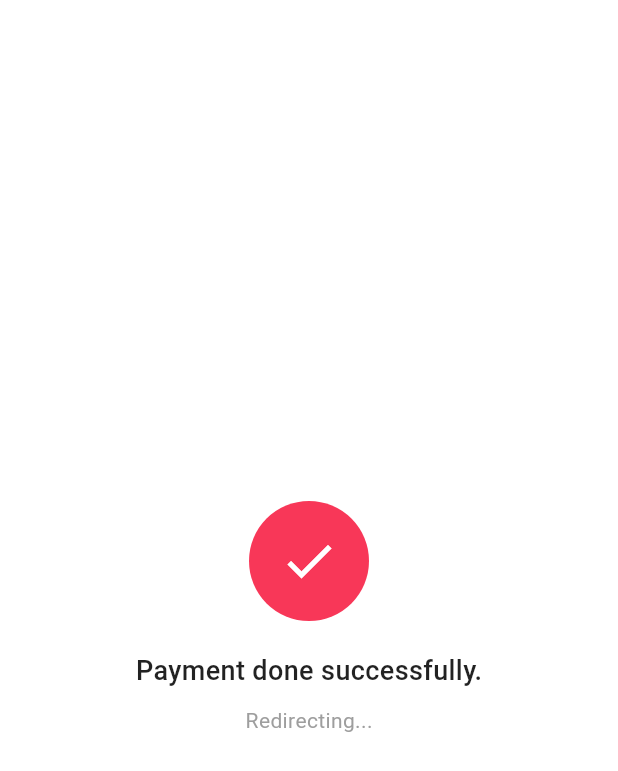
After one commit to m-nour-dev/P2P-Store, a Flutter app: the PaymentSuccessPage screen opened directly, on a phone screen of 412 x 824 dp. The commit adds this screen. Shown: the top 771 px of the screen. Run offline on Flutter 3.47's test engine with Material 3 defaults, Android fonts, the phone set to English and light mode, and no system bars; our stand-ins replace dio, flutter_bloc; missing offline and left inert: flutter_stripe; network calls fail.

Commit message:
Add_my_old_req

```diff
--- a/lib/core/constants/strip_keys.dart
+++ b/lib/core/constants/strip_keys.dart
@@ -0,0 +1,3 @@
+abstract class ApiKeys {
+
+}
--- a/lib/features/order/presentation/manager/product_state.dart
+++ b/lib/features/order/presentation/manager/product_state.dart
@@ -3,28 +3,24 @@ import 'package:p2p_store/features/order/data/models/product_model.dart';
 class ProductState {
   final List<ProductModel> products;
   final List<ProductModel> shopProducts;
-  final List<ProductModel> favoriteProducts;
+  final List<ProductModel> myOldRequests;
   final bool selected;
-  final bool favorite;
   ProductState({
-    required this.favoriteProducts,
+    required this.myOldRequests,
     required this.products,
     required this.shopProducts,
-    required this.favorite    ,
     required this.selected,
   });
 
   ProductState copyWith({
     List<ProductModel>? products,
-    List<ProductModel>? favoriteProducts,
     List<ProductModel>? shopProducts,
+    List<ProductModel>? myOldRequests,
     bool? selected,
-    bool? favorite,
   }) {
     return ProductState(
-      favoriteProducts: favoriteProducts ?? this.favoriteProducts,
+      myOldRequests: myOldRequests ?? this.myOldRequests,
       selected: selected ?? this.selected,
-      favorite: favorite ?? this.favorite ,
       products: products ?? this.products,
       shopProducts: shopProducts ?? this.shopProducts,
     );
--- a/lib/features/order/presentation/pages/checkout_page.dart
+++ b/lib/features/order/presentation/pages/checkout_page.dart
@@ -1,7 +1,6 @@
 import 'package:flutter/material.dart';
 import 'package:p2p_store/features/order/presentation/pages/product_list_page.dart';
 import 'package:p2p_store/features/order/presentation/pages/shoping_bag.dart';
-import 'package:p2p_store/features/order/presentation/widgets/add_new_adsress_widget.dart';
 import 'package:p2p_store/features/order/presentation/widgets/address_card_widget.dart';
 
 class CheckoutPage extends StatelessWidget {
@@ -32,10 +31,6 @@ class CheckoutPage extends StatelessWidget {
             Row(
               children: [
                 Expanded(child: Row(children: [AddressCardWidget()])),
-                Row(
-                  mainAxisAlignment: MainAxisAlignment.end,
-                  children: [AddNewAdsressWidget()],
-                ),
               ],
             ),
 
--- /dev/null
+++ b/lib/features/order/presentation/pages/payment_success_page.dart
@@ -0,0 +1,73 @@
+import 'dart:async';
+import 'package:flutter/material.dart';
+import 'package:flutter_bloc/flutter_bloc.dart';
+import 'package:p2p_store/features/order/presentation/manager/product_cubit.dart';
+import 'package:p2p_store/features/order/presentation/pages/my_old_requests.dart';
+
+class PaymentSuccessPage extends StatefulWidget {
+  const PaymentSuccessPage({super.key});
+
+  @override
+  State<PaymentSuccessPage> createState() => _PaymentSuccessPageState();
+}
+
+class _PaymentSuccessPageState extends State<PaymentSuccessPage> {
+  double _opacity = 0.0;
+
+  @override
+  void initState() {
+    super.initState();
+
+    Future.delayed(const Duration(milliseconds: 300), () {
+      setState(() => _opacity = 1.0);
+    });
+
+    Timer(const Duration(seconds: 5), () {
+      context.read<ProductCubit>().addProductToMyOldRequests();
+
+      if (mounted) {
+        Navigator.push(
+          context,
+          MaterialPageRoute(builder: (context) => MyOldRequests()),
+        );
+      }
+    });
+  }
+
+  @override
+  Widget build(BuildContext context) {
+    return Scaffold(
+      backgroundColor: Colors.white,
+      body: Center(
+        child: AnimatedOpacity(
+          opacity: _opacity,
+          duration: const Duration(seconds: 1),
+          child: Column(
+            mainAxisAlignment: MainAxisAlignment.center,
+            children: const [
+              CircleAvatar(
+                radius: 40,
+                backgroundColor: Color.fromRGBO(248, 55, 88, 1),
+                child: Icon(Icons.check, color: Colors.white, size: 40),
+              ),
+              SizedBox(height: 20),
+              Text(
+                'Payment done successfully.',
+                style: TextStyle(
+                  fontSize: 18,
+                  color: Colors.black87,
+                  fontWeight: FontWeight.w500,
+                ),
+              ),
+              SizedBox(height: 10),
+              Text(
+                'Redirecting...',
+                style: TextStyle(fontSize: 14, color: Colors.grey),
+              ),
+            ],
+          ),
+        ),
+      ),
+    );
+  }
+}
```
Also changed, not shown: lib/features/order/presentation/manager/payment_manager.dart (+15 -14 lines), lib/features/order/presentation/manager/product_cubit.dart (+11 -33 lines), lib/features/order/presentation/pages/my_old_requests.dart (renamed from lib/features/order/presentation/pages/favorite_page.dart, +29 -24 lines), lib/features/order/presentation/pages/payment_failed_page.dart (added, +52 -0 lines), lib/features/order/presentation/pages/shoping_bag.dart (+32 -8 lines), lib/features/order/presentation/widgets/add_new_adsress_widget.dart (deleted, +0 -88 lines), lib/features/order/presentation/widgets/product_cart_widget.dart (+11 -12 lines).
